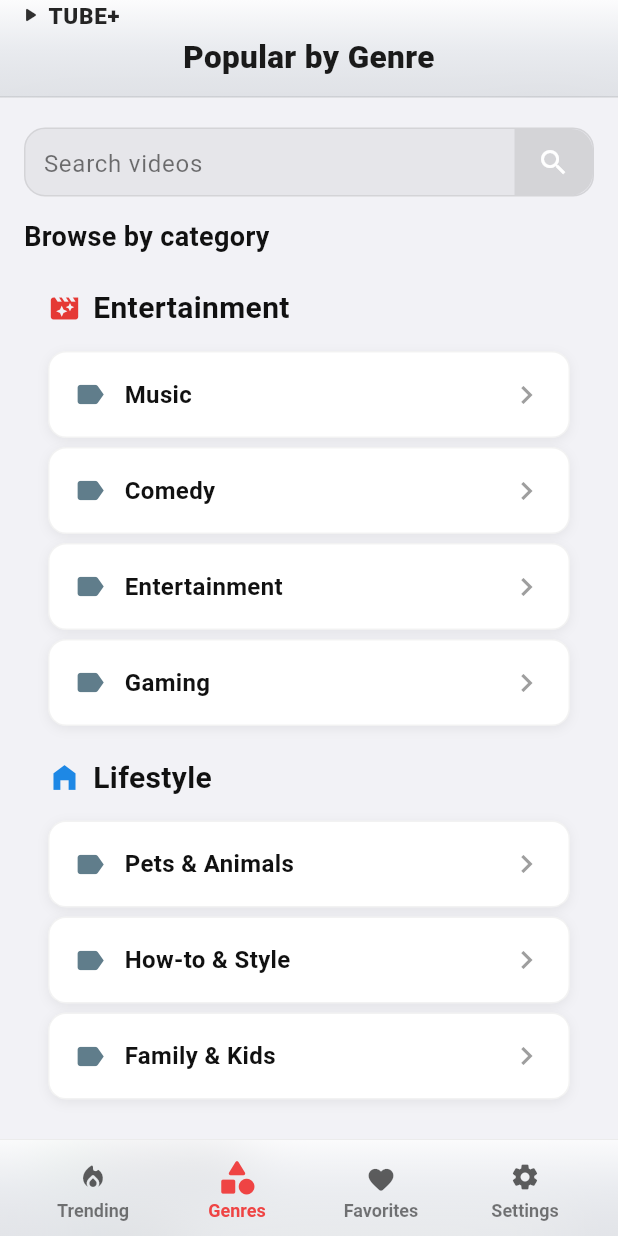
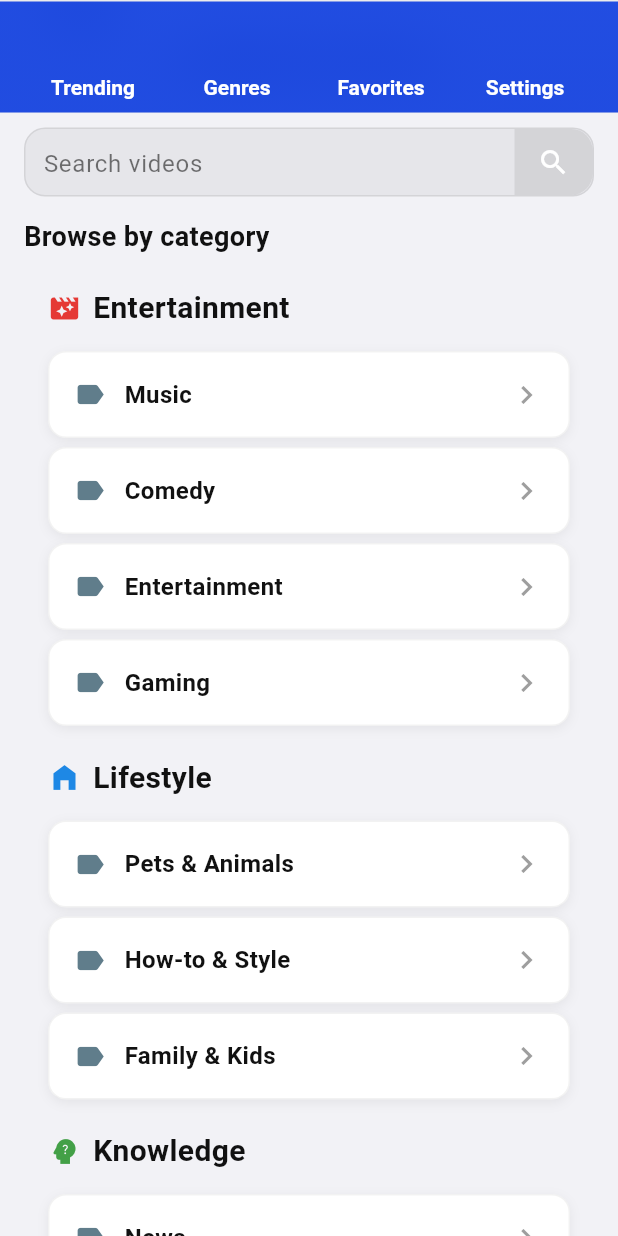
Before and after one commit to noguchim/tube_search, a Flutter app: the screen it shows after launch, swiped to page 2, on a phone screen of 412 x 824 dp. Run offline on Flutter 3.47's test engine with Material 3 defaults, Android fonts, the phone set to English and light mode, and no system bars; our stand-ins replace cached_network_image, connectivity_plus, flutter_keyboard_visibility, google_mobile_ads, in_app_purchase, logger and 2 more; missing offline and left inert: flutter_custom_tabs; network calls fail; Roboto replaces fonts that are missing (SF Pro Display); statements that could not run were skipped.

Commit message:
Phase2叩き台

```diff
--- a/lib/main.dart
+++ b/lib/main.dart
@@ -3,6 +3,7 @@ import 'dart:async';
 import 'dart:ui';
 
 import 'package:flutter/material.dart';
+import 'package:flutter/services.dart';
 import 'package:flutter_keyboard_visibility/flutter_keyboard_visibility.dart';
 import 'package:flutter_localizations/flutter_localizations.dart';
 import 'package:google_mobile_ads/google_mobile_ads.dart';
@@ -84,6 +85,19 @@ Future<void> _requestConsent() async {
 
 void main() async {
   WidgetsFlutterBinding.ensureInitialized();
+
+  // ★ ステータスバーを「表示モード」に戻す
+  SystemChrome.setEnabledSystemUIMode(
+    SystemUiMode.edgeToEdge,
+  );
+
+  // ★ 白アイコン指定（Android）
+  SystemChrome.setSystemUIOverlayStyle(
+    const SystemUiOverlayStyle(
+      statusBarColor: Colors.transparent,
+      statusBarIconBrightness: Brightness.light,
+    ),
+  );
 
   // 👇 ここ（テスト端末登録）
   await MobileAds.instance.updateRequestConfiguration(
@@ -224,26 +238,33 @@ class _MainNavigationScreenState extends State<MainNavigationScreen> {
   }
 
   /// 🔥 ダークテーマ対応の背景
+  // Widget _buildBackground(BuildContext context) {
+  //   final theme = Theme.of(context);
+  //   final isDark = theme.brightness == Brightness.dark;
+  //
+  //   return Container(
+  //     decoration: BoxDecoration(
+  //       gradient: LinearGradient(
+  //         begin: Alignment.topCenter,
+  //         end: Alignment.bottomCenter,
+  //         colors: isDark
+  //             ? [
+  //                 const Color(0xFF0F0F0F),
+  //                 const Color(0xFF1A1A1A),
+  //               ]
+  //             : [
+  //                 const Color(0xFFE2E8F0),
+  //                 const Color(0xFFF8FAFC),
+  //               ],
+  //       ),
+  //     ),
+  //   );
+  // }
+
   Widget _buildBackground(BuildContext context) {
-    final theme = Theme.of(context);
-    final isDark = theme.brightness == Brightness.dark;
-
     return Container(
-      decoration: BoxDecoration(
-        gradient: LinearGradient(
-          begin: Alignment.topCenter,
-          end: Alignment.bottomCenter,
-          colors: isDark
-              ? [
-                  const Color(0xFF0F0F0F),
-                  const Color(0xFF1A1A1A),
-                ]
-              : [
-                  const Color(0xFFE2E8F0),
-                  const Color(0xFFF8FAFC),
-                ],
-        ),
-      ),
+      // color: Theme.of(context).scaffoldBackgroundColor,
+      color: Colors.transparent,
     );
   }
 
@@ -252,6 +273,10 @@ class _MainNavigationScreenState extends State<MainNavigationScreen> {
     final bannerLoaded = context.watch<BannerAdProvider>().isLoaded;
     final adsRemoved =
         context.watch<IapProvider>().isPurchased(IapProducts.removeAds.id);
+    final l = AppLocalizations.of(context)!;
+
+    final double statusBarHeight = MediaQuery.of(context).padding.top;
+    const double topTabHeight = 45;
 
     return KeyboardVisibilityBuilder(
       builder: (context, isKeyboardVisible) {
@@ -262,38 +287,26 @@ class _MainNavigationScreenState extends State<MainNavigationScreen> {
           extendBody: true,
           body: Stack(
             children: [
-              // 背景
-              Positioned.fill(child: _buildBackground(context)),
-
-              // メイン画面
+              // メイン画面（全面）
               Positioned.fill(
                 child: PageView(
                   controller: _pageController,
-                  onPageChanged: (index) {
-                    setState(() => _selectedIndex = index);
-                    _isScrollingDown = false;
-
-                    if (index == 2) {
-                      _favKey.currentState?.reload();
-                    }
-                  },
                   children: _screens,
                 ),
               ),
 
-              // ★ BottomNav（キーボード表示中は隠す）
-              if (!isKeyboardVisible)
+              // ★ 上部タブ（高さ固定）
               Positioned(
                 left: 0,
                 right: 0,
-                  bottom: shouldShowBanner ? 50 : 0, // ← 広告分だけ上げる
+                top: 0,
                 child: AnimatedOpacity(
                   opacity: _isScrollingDown ? 0.0 : 1.0,
                   duration: const Duration(milliseconds: 250),
                   child: IgnorePointer(
                     ignoring: _isScrollingDown,
                     child: SizedBox(
-                        height: 65,
+                      height: 75,
                       child: GlassDockNavigationBar(
                         selectedIndex: _selectedIndex,
                         onTabSelected: (index) {
@@ -315,12 +328,12 @@ class _MainNavigationScreenState extends State<MainNavigationScreen> {
                 ),
               ),
 
-              // ★ Divider（広告の直上に 1px）
+              // ★ Divider（広告の直上）
               if (shouldShowBanner)
                 const Positioned(
                   left: 0,
                   right: 0,
-                  bottom: 50, // ← バナーの高さ
+                  bottom: 50,
                   child: _BottomAdDivider(),
                 ),
 
@@ -336,6 +349,179 @@ class _MainNavigationScreenState extends State<MainNavigationScreen> {
           ),
         );
       },
+    );
+  }
+}
+
+class GlassDockNavigationBar extends StatelessWidget {
+  final int selectedIndex;
+  final ValueChanged<int> onTabSelected;
+
+  const GlassDockNavigationBar({
+    super.key,
+    required this.selectedIndex,
+    required this.onTabSelected,
+  });
+
+  @override
+  Widget build(BuildContext context) {
+    final theme = Theme.of(context);
+    final cs = theme.colorScheme;
+    final l = AppLocalizations.of(context)!;
+    final isDark = theme.brightness == Brightness.dark;
+
+    // -------------------------------------------------------------
+    // ✅ AppBarと同じガラス背景（流用）
+    // -------------------------------------------------------------
+    final List<Color> bgGradient = isDark
+        ? [
+            const Color(0xCC111111),
+            const Color(0xB31A1A1A),
+            const Color(0x991A1A1A),
+          ]
+        : [
+            // const Color(0xE6FFFFFF),
+            // const Color(0xCCE5E8EC),
+            // const Color(0x99D0D4D9),
+            const Color(0xE60B3BDF),
+            const Color(0xE60B3BDF),
+            const Color(0xE60B3BDF),
+          ];
+
+    // ✅ BottomNavは“霧っぽく”見えやすいので、まずはAppBarより少し薄くして開始
+    // （AppBar 0.85 → BottomNavは 0.78 くらいが起点として安全）
+    // final Color bgColor = isDark
+    //     ? const Color(0xFF111111).withValues(alpha: 0.78)
+    //     : const Color(0xFFF9FAFB).withValues(alpha: 0.78);
+
+    final Color bgColor = isDark ? Colors.red : Colors.red;
+
+    final borderColor =
+        isDark ? Colors.white.withValues(alpha: 0.10) : const Color(0xFFECECEC);
+
+    return ClipRect(
+      child: Stack(
+        fit: StackFit.expand,
+        children: [
+          // -------------------------------------------------------------
+          // 🪩 ガラス背景（AppBarと同型）
+          // -------------------------------------------------------------
+          Positioned.fill(
+            child: BackdropFilter(
+              filter: ImageFilter.blur(sigmaX: 20, sigmaY: 20),
+              child: Container(
+                height: 75,
+                padding: const EdgeInsets.symmetric(horizontal: 14),
+                decoration: BoxDecoration(
+                  gradient: LinearGradient(
+                    begin: Alignment.topCenter,
+                    end: Alignment.bottomCenter,
+                    colors: bgGradient,
+                  ),
+                  color: bgColor,
+                  border: Border(
+                    top: BorderSide(color: borderColor, width: 1),
+                  ),
+                ),
+                child: Row(
+                  mainAxisAlignment: MainAxisAlignment.spaceAround,
+                  children: [
+                    _buildTab(
+                      context,
+                      index: 0,
+                      label: l.navPopular,
+                      activeColor: cs.primary,
+                    ),
+                    _buildTab(
+                      context,
+                      index: 1,
+                      label: l.navGenre,
+                      activeColor: cs.primary,
+                    ),
+                    _buildTab(
+                      context,
+                      index: 2,
+                      label: l.navFavorites,
+                      activeColor: cs.primary,
+                    ),
+                    _buildTab(
+                      context,
+                      index: 3,
+                      label: l.navSettings,
+                      activeColor: cs.primary,
+                    ),
+                  ],
+                ),
+              ),
+            ),
+          ),
+        ],
+      ),
+    );
+  }
+
+  // ---------------------------------------------------------
+  // 🔥 タブ描画（現行のまま維持：視認性担保）
+  // ---------------------------------------------------------
+  Widget _buildTab(
+    BuildContext context, {
+    required int index,
+    required String label,
+    required Color activeColor,
+  }) {
+    final theme = Theme.of(context);
+    final isDark = theme.brightness == Brightness.dark;
+    final isActive = selectedIndex == index;
+
+    // final inactiveText = isDark
+    //     ? Colors.white.withValues(alpha: 0.62)
+    //     : Colors.black.withValues(alpha: 0.52);
+    //
+    // final textColor = isActive ? activeColor : inactiveText;
+
+    const inactiveText = Colors.white;
+
+    final textColor = Colors.white;
+
+    return Expanded(
+      child: Semantics(
+        button: true,
+        selected: isActive,
+        label: label,
+        child: GestureDetector(
+          behavior: HitTestBehavior.translucent,
+          onTap: () => onTabSelected(index),
+          child: Column(
+            mainAxisAlignment: MainAxisAlignment.center,
+            children: [
+              // SizedBox(
+              //   height: 30,
+              //   child: Align(
+              //     alignment: Alignment.center,
+              //     child: Transform.translate(
+              //       offset: Offset(0, iconYOffset),
+              //       child: Icon(
+              //         icon,
+              //         size: iconSize,
+              //         color: iconColor,
+              //       ),
+              //     ),
+              //   ),
+              // ),
+              const SizedBox(height: 40),
+              AnimatedDefaultTextStyle(
+                duration: const Duration(milliseconds: 150),
+                style: TextStyle(
+                  fontSize: 14,
+                  fontWeight: isActive ? FontWeight.bold : FontWeight.w600,
+                  color: textColor,
+                ),
+                child: Text(label),
+              ),
+            ],
+          ),
+        ),
+      ),
     );
   }
 }
@@ -367,183 +553,3 @@ class _BottomAdDivider extends StatelessWidget {
     );
   }
 }
-
-class GlassDockNavigationBar extends StatelessWidget {
-  final int selectedIndex;
-  final ValueChanged<int> onTabSelected;
-
-  const GlassDockNavigationBar({
-    super.key,
-    required this.selectedIndex,
-    required this.onTabSelected,
-  });
-
-  @override
-  Widget build(BuildContext context) {
-    final theme = Theme.of(context);
-    final cs = theme.colorScheme;
-    final l = AppLocalizations.of(context)!;
-    final isDark = theme.brightness == Brightness.dark;
-
-    // -------------------------------------------------------------
-    // ✅ AppBarと同じガラス背景（流用）
-    // -------------------------------------------------------------
-    final List<Color> bgGradient = isDark
-        ? [
-            const Color(0xCC111111),
-            const Color(0xB31A1A1A),
-            const Color(0x991A1A1A),
-          ]
-        : [
-            const Color(0xE6FFFFFF),
-            const Color(0xCCE5E8EC),
-            const Color(0x99D0D4D9),
-          ];
-
-    // ✅ BottomNavは“霧っぽく”見えやすいので、まずはAppBarより少し薄くして開始
-    // （AppBar 0.85 → BottomNavは 0.78 くらいが起点として安全）
-    final Color bgColor = isDark
-        ? const Color(0xFF111111).withValues(alpha: 0.78)
-        : const Color(0xFFF9FAFB).withValues(alpha: 0.78);
-
-    final borderColor =
-        isDark ? Colors.white.withValues(alpha: 0.10) : const Color(0xFFECECEC);
-
-    return ClipRect(
-      child: Stack(
-        fit: StackFit.expand,
-        children: [
-          // -------------------------------------------------------------
-          // 🪩 ガラス背景（AppBarと同型）
-          // -------------------------------------------------------------
-          Positioned.fill(
-            child: BackdropFilter(
-              filter: ImageFilter.blur(sigmaX: 20, sigmaY: 20),
-              child: Container(
-                height: 65,
-                padding: const EdgeInsets.symmetric(horizontal: 14),
-                decoration: BoxDecoration(
-                  gradient: LinearGradient(
-                    begin: Alignment.topCenter,
-                    end: Alignment.bottomCenter,
-                    colors: bgGradient,
-                  ),
-                  color: bgColor,
-                  border: Border(
-                    top: BorderSide(color: borderColor, width: 1),
-                  ),
-                ),
-                child: Row(
-                  mainAxisAlignment: MainAxisAlignment.spaceAround,
-                  children: [
-                    _buildTab(
-                      context,
-                      index: 0,
-                      icon: Icons.local_fire_department_rounded,
-                      label: l.navPopular,
-                      activeColor: cs.primary,
-                    ),
-                    _buildTab(
-                      context,
-                      index: 1,
-                      icon: Icons.category_rounded,
-                      label: l.navGenre,
-                      activeColor: cs.primary,
-                    ),
-                    _buildTab(
-                      context,
-                      index: 2,
-                      icon: Icons.favorite_rounded,
-                      label: l.navFavorites,
-                      activeColor: cs.primary,
-                      iconYOffset: 2.0,
-                      activeIconSize: 21,
-                    ),
-                    _buildTab(
-                      context,
-                      index: 3,
-                      icon: Icons.settings_rounded,
-                      label: l.navSettings,
-                      activeColor: cs.primary,
-                    ),
-                  ],
-                ),
-              ),
-            ),
-          ),
-        ],
-      ),
-    );
-  }
-
-  // ---------------------------------------------------------
-  // 🔥 タブ描画（現行のまま維持：視認性担保）
-  // ---------------------------------------------------------
-  Widget _buildTab(
-    BuildContext context, {
-    required int index,
-    required IconData icon,
-    required String label,
-    required Color activeColor,
-    double iconYOffset = 0.0,
-    double activeIconSize = 28,
-  }) {
-    final theme = Theme.of(context);
-    final isDark = theme.brightness == Brightness.dark;
-    final isActive = selectedIndex == index;
-
-    final inactiveIcon = isDark
-        ? Colors.white.withValues(alpha: 0.70)
-        : Colors.black.withValues(alpha: 0.62);
-
-    final inactiveText = isDark
-        ? Colors.white.withValues(alpha: 0.62)
-        : Colors.black.withValues(alpha: 0.52);
-
-    final iconColor = isActive ? activeColor : inactiveIcon;
-    final textColor = isActive ? activeColor : inactiveText;
-
-    final double iconSize = isActive ? activeIconSize.toDouble() : 20.0;
-
-    return Expanded(
-      child: Semantics(
-        button: true,
-        selected: isActive,
-        label: label,
-        child: GestureDetector(
-          behavior: HitTestBehavior.translucent,
-          onTap: () => onTabSelected(index),
-          child: Column(
-            mainAxisAlignment: MainAxisAlignment.center,
-            children: [
-              SizedBox(
-                height: 30,
-                child: Align(
-                  alignment: Alignment.center,
-                  child: Transform.translate(
-                    offset: Offset(0, iconYOffset),
-                    child: Icon(
-                      icon,
-                      size: iconSize,
-                      color: iconColor,
-                    ),
-                  ),
-                ),
-              ),
-              const SizedBox(height: 1),
-              AnimatedDefaultTextStyle(
-                duration: const Duration(milliseconds: 150),
-                style: TextStyle(
-                  fontSize: 12,
-                  fontWeight: isActive ? FontWeight.bold : FontWeight.w600,
-                  color: textColor,
-                ),
-                child: Text(label),
-              ),
-            ],
-          ),
-        ),
-      ),
-    );
-  }
-}
```
Also changed, not shown: lib/screens/popular_videos_screen.dart (+12 -28 lines), lib/widgets/ad_banner.dart (+4 -4 lines), lib/widgets/density_fab.dart (added, +54 -0 lines), lib/widgets/top_text_tab_bar.dart (added, +56 -0 lines), 3 other files. Lines whose indentation alone changed are shown as unchanged.
